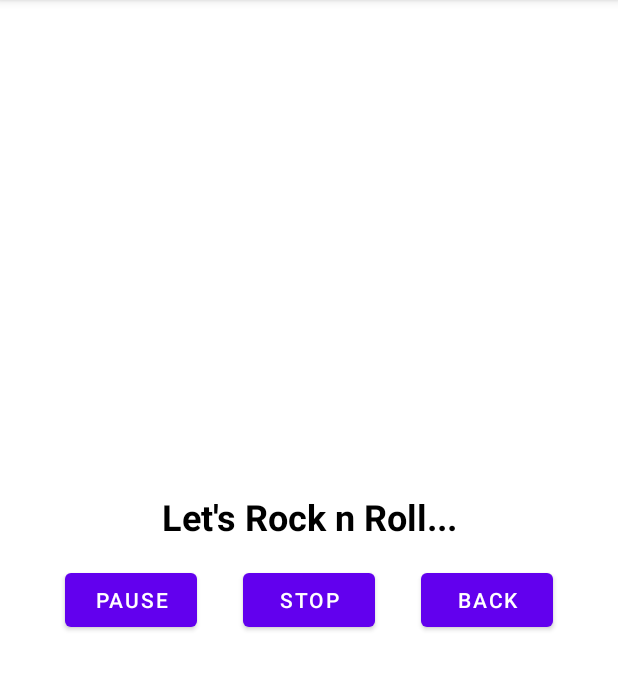
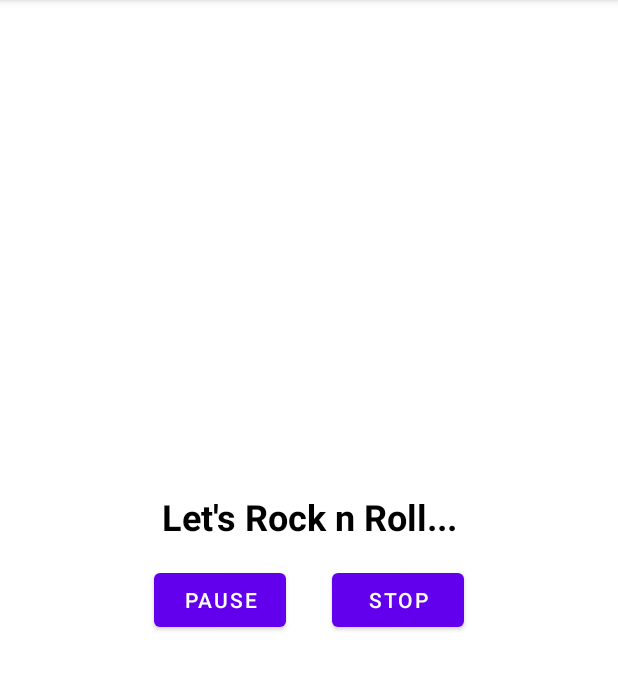
Before and after one commit to st-anonymous/test-media-player, an Android app: the MainActivity screen opened directly, with no data from a screen before it, after a tap on "START", on a phone screen of 412 x 824 dp, the part 84-774 px from its top. Run offline under Robolectric (Android 15) with nearby library versions, the phone set to English and light mode, and no system bars; 1 statement that could not run was skipped.

Commit message:
Modified1

```diff
--- a/app/src/main/java/com/sinority/testmediaplayer/BaseActivity.java
+++ b/app/src/main/java/com/sinority/testmediaplayer/BaseActivity.java
@@ -15,6 +15,8 @@ public class BaseActivity extends AppCompatActivity {
     protected void onCreate(Bundle savedInstanceState) {
         super.onCreate(savedInstanceState);
         setContentView(R.layout.activity_base);
+
+        MainActivity.releaseMediaPlayer();
 
     }
 
--- a/app/src/main/res/layout/activity_main.xml
+++ b/app/src/main/res/layout/activity_main.xml
@@ -39,20 +39,11 @@
             android:layout_margin="15dp"/>
 
         <Button
-            android:id="@+id/stop"
+            android:id="@+id/quit"
             android:layout_width="wrap_content"
             android:layout_height="wrap_content"
             android:layout_gravity="center"
             android:text="Stop"
-            android:layout_margin="15dp"
-            android:visibility="gone"/>
-
-        <Button
-            android:id="@+id/quit"
-            android:layout_width="wrap_content"
-            android:layout_height="wrap_content"
-            android:layout_gravity="center"
-            android:text="Back"
             android:layout_margin="15dp"/>
 
     </LinearLayout>
--- a/build.gradle
+++ b/build.gradle
@@ -1,7 +1,7 @@
 // Top-level build file where you can add configuration options common to all sub-projects/modules.
 plugins {
-    id 'com.android.application' version '7.1.2' apply false
-    id 'com.android.library' version '7.1.2' apply false
+    id 'com.android.application' version '7.1.3' apply false
+    id 'com.android.library' version '7.1.3' apply false
 }
 
 task clean(type: Delete) {
```
Also changed, not shown: app/src/main/java/com/sinority/testmediaplayer/MainActivity.java (+22 -13 lines).
